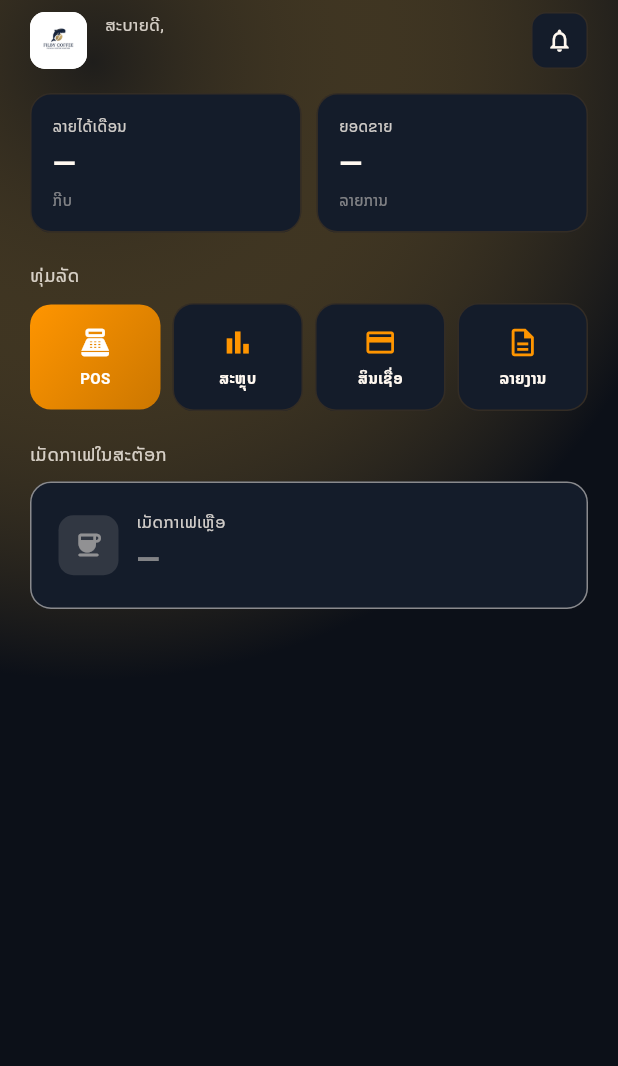
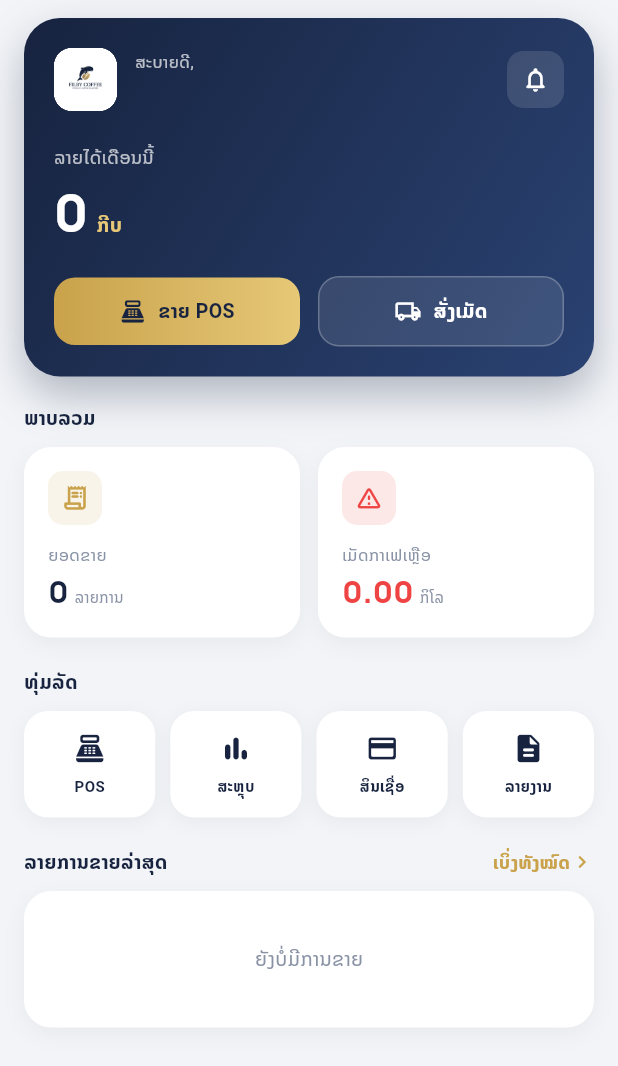
Before and after one commit to Banklil/filby_coffee, a Flutter app: the HomeScreen screen opened directly, on a phone screen of 412 x 824 dp. Shown: the top 1066 px of the screen. Run offline on Flutter 3.47's test engine with Material 3 defaults, Android fonts, the phone set to English and light mode, and no system bars; our stand-ins replace flutter_map, geolocator, google_fonts, image_picker, latlong2, shared_preferences; accounts and stored records are empty; network calls fail.

Commit message:
Redesign home screen (Filby navy+gold, card-based fintech style)
Navy gradient hero (income + POS/order actions), white stat cards
(sales count, bean stock), quick actions, recent-sales list. Light bg.
Palette from company logo: navy #17233F + gold #C9A24B.

Co-Authored-By: Claude Opus 4.8 <noreply@anthropic.com>

```diff
--- a/lib/screens/home_screen.dart
+++ b/lib/screens/home_screen.dart
@@ -1,11 +1,21 @@
 import 'dart:async';
 import 'package:flutter/material.dart';
 import 'package:google_fonts/google_fonts.dart';
-import '../theme.dart';
 import '../services/auth_service.dart';
 import 'pos_screen.dart';
 import 'credit_screen.dart';
 import 'sales_history_screen.dart';
+
+// ── Filby Coffee palette (from logo): deep navy + gold on light ──────────────
+const _navy = Color(0xFF17233F);
+const _navyGrad = Color(0xFF2A4272);
+const _gold = Color(0xFFC9A24B);
+const _goldSoft = Color(0xFFE6C877);
+const _lightBg = Color(0xFFF2F4F7);
+const _card = Color(0xFFFFFFFF);
+const _textDark = Color(0xFF17233F);
+const _muted = Color(0xFF8A93A6);
+const _green = Color(0xFF14B36A);
 
 class HomeScreen extends StatefulWidget {
   const HomeScreen({super.key});
@@ -16,6 +26,7 @@ class HomeScreen extends StatefulWidget {
 
 class _HomeScreenState extends State<HomeScreen> {
   Map<String, dynamic>? _summary;
+  List _recent = const [];
   bool _loading = true;
   Timer? _timer;
 
@@ -23,7 +34,6 @@ class _HomeScreenState extends State<HomeScreen> {
   void initState() {
     super.initState();
     _load();
-    // Auto-refresh so the dashboard stays close to real-time.
     _timer = Timer.periodic(const Duration(seconds: 20), (_) => _load());
   }
 
@@ -34,8 +44,17 @@ class _HomeScreenState extends State<HomeScreen> {
   }
 
   Future<void> _load() async {
-    final s = await AuthService.fetchSummary('month');
-    if (mounted) setState(() { _summary = s; _loading = false; });
+    final results = await Future.wait([
+      AuthService.fetchSummary('month'),
+      AuthService.fetchSales('week'),
+    ]);
+    if (!mounted) return;
+    setState(() {
+      _summary = results[0] as Map<String, dynamic>?;
+      final sales = results[1] as Map<String, dynamic>?;
+      _recent = (sales?['recent'] as List?) ?? const [];
+      _loading = false;
+    });
   }
 
   String _fmt(num n) {
@@ -48,284 +67,387 @@ class _HomeScreenState extends State<HomeScreen> {
     return buf.toString();
   }
 
+  String _time(String? iso) {
+    if (iso == null) return '';
+    final dt = DateTime.tryParse(iso)?.toLocal();
+    if (dt == null) return '';
+    String two(int n) => n.toString().padLeft(2, '0');
+    return '${two(dt.day)}/${two(dt.month)} ${two(dt.hour)}:${two(dt.minute)}';
+  }
+
+  num get _income => (_summary?['income'] as num?) ?? 0;
+  num get _count => (_summary?['sales_count'] as num?) ?? 0;
+  double get _kg => (_summary?['bean_balance_kg'] as num?)?.toDouble() ?? 0;
+
   @override
   Widget build(BuildContext context) {
     final shopName = AuthService.currentUser?.shopName ?? 'ຮ້ານຂອງຂ້ອຍ';
 
     return Scaffold(
-      backgroundColor: FilbyColors.bg,
-      body: Stack(
+      backgroundColor: _lightBg,
+      body: SafeArea(
+        bottom: false,
+        child: RefreshIndicator(
+          color: _navy,
+          onRefresh: _load,
+          child: ListView(
+            physics: const AlwaysScrollableScrollPhysics(),
+            padding: const EdgeInsets.fromLTRB(16, 12, 16, 110),
             children: [
-          Container(
-            decoration: const BoxDecoration(
-              gradient: RadialGradient(
-                center: Alignment(-0.7, -0.9),
-                radius: 1.0,
-                colors: [Color(0x1AC4963C), FilbyColors.bg],
+              _hero(context, shopName),
+              const SizedBox(height: 18),
+              _sectionTitle('ພາບລວມ'),
+              const SizedBox(height: 10),
+              _overviewCards(),
+              const SizedBox(height: 20),
+              _sectionTitle('ທຸ່ມລັດ'),
+              const SizedBox(height: 10),
+              _quickActions(context),
+              const SizedBox(height: 20),
+              Row(
+                children: [
+                  _sectionTitle('ລາຍການຂາຍລ່າສຸດ'),
+                  const Spacer(),
+                  GestureDetector(
+                    onTap: () => Navigator.push(context,
+                        MaterialPageRoute(builder: (_) => const SalesHistoryScreen())),
+                    child: Row(
+                      children: const [
+                        Text('ເບິ່ງທັງໝົດ',
+                            style: TextStyle(fontSize: 12, color: _gold, fontWeight: FontWeight.w600)),
+                        Icon(Icons.chevron_right, size: 16, color: _gold),
+                      ],
+                    ),
+                  ),
+                ],
+              ),
+              const SizedBox(height: 10),
+              _recentList(),
+            ],
           ),
         ),
       ),
-          SafeArea(
-            child: RefreshIndicator(
-              color: FilbyColors.primary,
-              onRefresh: _load,
-              child: ListView(
-              physics: const AlwaysScrollableScrollPhysics(),
-              padding: const EdgeInsets.symmetric(horizontal: 20),
+    );
+  }
+
+  // ── Hero balance card ─────────────────────────────────────────────────────
+  Widget _hero(BuildContext context, String shopName) {
+    return Container(
+      padding: const EdgeInsets.all(20),
+      decoration: BoxDecoration(
+        gradient: const LinearGradient(
+          begin: Alignment.topLeft,
+          end: Alignment.bottomRight,
+          colors: [_navy, _navyGrad],
+        ),
+        borderRadius: BorderRadius.circular(24),
+        boxShadow: [
+          BoxShadow(color: _navy.withOpacity(0.30), blurRadius: 24, offset: const Offset(0, 12)),
+        ],
+      ),
+      child: Column(
+        crossAxisAlignment: CrossAxisAlignment.start,
         children: [
-                const SizedBox(height: 8),
-                _buildHeader(context, shopName),
-                const SizedBox(height: 16),
-                _buildStatsGrid(),
-                const SizedBox(height: 20),
-                _buildSectionTitle('ທຸ່ມລັດ'),
-                const SizedBox(height: 10),
-                _buildQuickActions(context),
-                const SizedBox(height: 20),
-                _buildSectionTitle('ເມັດກາເຟໃນສະຕັອກ'),
-                const SizedBox(height: 10),
-                _buildStockCard(),
-                const SizedBox(height: 100),
+          Row(
+            children: [
+              Container(
+                width: 42, height: 42,
+                decoration: BoxDecoration(color: Colors.white, borderRadius: BorderRadius.circular(12)),
+                clipBehavior: Clip.hardEdge,
+                child: Image.asset('assets/logo.jpeg', fit: BoxFit.cover),
+              ),
+              const SizedBox(width: 12),
+              Expanded(
+                child: Column(
+                  crossAxisAlignment: CrossAxisAlignment.start,
+                  children: [
+                    const Text('ສະບາຍດີ,',
+                        style: TextStyle(fontSize: 11, color: Colors.white70)),
+                    Text(shopName,
+                        maxLines: 1, overflow: TextOverflow.ellipsis,
+                        style: GoogleFonts.notoSerifLao(
+                            fontSize: 16, fontWeight: FontWeight.w700, color: Colors.white)),
                   ],
                 ),
               ),
+              Container(
+                width: 38, height: 38,
+                decoration: BoxDecoration(
+                    color: Colors.white.withOpacity(0.12), borderRadius: BorderRadius.circular(11)),
+                child: const Icon(Icons.notifications_none_rounded, size: 19, color: Colors.white),
+              ),
+            ],
+          ),
+          const SizedBox(height: 22),
+          const Text('ລາຍໄດ້ເດືອນນີ້',
+              style: TextStyle(fontSize: 12, color: Colors.white70)),
+          const SizedBox(height: 4),
+          Row(
+            crossAxisAlignment: CrossAxisAlignment.baseline,
+            textBaseline: TextBaseline.alphabetic,
+            children: [
+              Text(_loading ? '…' : _fmt(_income),
+                  style: GoogleFonts.manrope(
+                      fontSize: 34, fontWeight: FontWeight.w800, color: Colors.white, letterSpacing: -0.5)),
+              const SizedBox(width: 6),
+              const Padding(
+                padding: EdgeInsets.only(bottom: 4),
+                child: Text('ກີບ', style: TextStyle(fontSize: 13, color: _goldSoft, fontWeight: FontWeight.w600)),
+              ),
+            ],
+          ),
+          const SizedBox(height: 18),
+          Row(
+            children: [
+              Expanded(
+                child: _heroBtn(
+                  label: 'ຂາຍ POS',
+                  icon: Icons.point_of_sale_rounded,
+                  filled: true,
+                  onTap: () async {
+                    await Navigator.push(context,
+                        MaterialPageRoute(builder: (_) => const PosScreen()));
+                    _load();
+                  },
+                ),
+              ),
+              const SizedBox(width: 12),
+              Expanded(
+                child: _heroBtn(
+                  label: 'ສັ່ງເມັດ',
+                  icon: Icons.local_shipping_outlined,
+                  filled: false,
+                  onTap: () => Navigator.push(context,
+                      MaterialPageRoute(builder: (_) => const CreditScreen())),
+                ),
+              ),
+            ],
           ),
         ],
       ),
     );
   }
 
-  Widget _buildHeader(BuildContext context, String shopName) {
+  Widget _heroBtn({
+    required String label,
+    required IconData icon,
+    required bool filled,
+    required VoidCallback onTap,
+  }) {
+    return GestureDetector(
+      onTap: onTap,
+      child: Container(
+        padding: const EdgeInsets.symmetric(vertical: 13),
+        decoration: BoxDecoration(
+          gradient: filled
+              ? const LinearGradient(colors: [_gold, _goldSoft])
+              : null,
+          color: filled ? null : Colors.white.withOpacity(0.10),
+          borderRadius: BorderRadius.circular(14),
+          border: filled ? null : Border.all(color: Colors.white24),
+        ),
+        child: Row(
+          mainAxisAlignment: MainAxisAlignment.center,
+          children: [
+            Icon(icon, size: 18, color: filled ? _navy : Colors.white),
+            const SizedBox(width: 8),
+            Text(label,
+                style: TextStyle(
+                    fontSize: 13,
+                    fontWeight: FontWeight.w700,
+                    color: filled ? _navy : Colors.white)),
+          ],
+        ),
+      ),
+    );
+  }
+
+  // ── Overview stat cards ───────────────────────────────────────────────────
+  Widget _overviewCards() {
+    final lowStock = _kg <= 1.0;
     return Row(
       children: [
-        Container(
-          width: 38,
-          height: 38,
-          decoration: BoxDecoration(
-            color: Colors.white,
-            borderRadius: BorderRadius.circular(10),
-          ),
-          child: ClipRRect(
-            borderRadius: BorderRadius.circular(10),
-            child: Image.asset('assets/logo.jpeg', fit: BoxFit.contain),
+        Expanded(
+          child: _statCard(
+            icon: Icons.receipt_long_rounded,
+            iconColor: _gold,
+            label: 'ຍອດຂາຍ',
+            value: _loading ? '…' : '${_fmt(_count)}',
+            sub: 'ລາຍການ',
           ),
         ),
         const SizedBox(width: 12),
-        Column(
-          crossAxisAlignment: CrossAxisAlignment.start,
-          children: [
-            const Text('ສະບາຍດີ,', style: TextStyle(fontSize: 11, color: FilbyColors.textSecondary)),
-            Text(
-              shopName,
-              style: GoogleFonts.notoSerifLao(
-                fontSize: 15,
-                fontWeight: FontWeight.w700,
-                color: FilbyColors.textPrimary,
-              ),
-            ),
-          ],
-        ),
-        const Spacer(),
-        Container(
-          width: 38,
-          height: 38,
-          decoration: BoxDecoration(
-            color: FilbyColors.surface,
-            borderRadius: BorderRadius.circular(10),
-            border: Border.all(color: FilbyColors.border),
-          ),
-          child: const Center(
-            child: Icon(Icons.notifications_outlined, size: 18, color: FilbyColors.textPrimary),
+        Expanded(
+          child: _statCard(
+            icon: lowStock ? Icons.warning_amber_rounded : Icons.coffee_rounded,
+            iconColor: lowStock ? const Color(0xFFEF4444) : _navy,
+            label: 'ເມັດກາເຟເຫຼືອ',
+            value: _loading ? '…' : _kg.toStringAsFixed(2),
+            sub: 'ກິໂລ',
+            valueColor: lowStock ? const Color(0xFFEF4444) : _textDark,
           ),
         ),
       ],
     );
   }
 
-  Widget _buildStatsGrid() {
-    final income = _summary?['income'];
-    final count = _summary?['sales_count'];
-    final incomeStr = _loading ? '…' : (income == null ? '—' : _fmt(income as num));
-    final countStr = _loading ? '…' : (count == null ? '—' : '$count');
+  Widget _statCard({
+    required IconData icon,
+    required Color iconColor,
+    required String label,
+    required String value,
+    required String sub,
+    Color? valueColor,
+  }) {
+    return Container(
+      padding: const EdgeInsets.all(16),
+      decoration: BoxDecoration(
+        color: _card,
+        borderRadius: BorderRadius.circular(18),
+        boxShadow: [BoxShadow(color: _navy.withOpacity(0.05), blurRadius: 12, offset: const Offset(0, 4))],
+      ),
+      child: Column(
+        crossAxisAlignment: CrossAxisAlignment.start,
+        children: [
+          Container(
+            width: 36, height: 36,
+            decoration: BoxDecoration(color: iconColor.withOpacity(0.12), borderRadius: BorderRadius.circular(10)),
+            child: Icon(icon, size: 19, color: iconColor),
+          ),
+          const SizedBox(height: 12),
+          Text(label, style: const TextStyle(fontSize: 11, color: _muted)),
+          const SizedBox(height: 2),
+          Row(
+            crossAxisAlignment: CrossAxisAlignment.baseline,
+            textBaseline: TextBaseline.alphabetic,
+            children: [
+              Text(value,
+                  style: GoogleFonts.manrope(
+                      fontSize: 20, fontWeight: FontWeight.w800, color: valueColor ?? _textDark)),
+              const SizedBox(width: 4),
+              Text(sub, style: const TextStyle(fontSize: 10, color: _muted)),
+            ],
+          ),
+        ],
+      ),
+    );
+  }
+
+  // ── Quick actions ─────────────────────────────────────────────────────────
+  Widget _quickActions(BuildContext context) {
+    final items = [
+      (_qi('POS', Icons.point_of_sale_rounded, () async {
+        await Navigator.push(context, MaterialPageRoute(builder: (_) => const PosScreen()));
+        _load();
+      })),
+      _qi('ສະຫຼຸບ', Icons.bar_chart_rounded, () => Navigator.push(context,
+          MaterialPageRoute(builder: (_) => const SalesHistoryScreen()))),
+      _qi('ສິນເຊື່ອ', Icons.credit_card_rounded, () => Navigator.push(context,
+          MaterialPageRoute(builder: (_) => const CreditScreen()))),
+      _qi('ລາຍງານ', Icons.description_rounded, null),
+    ];
     return Row(
       children: [
-        Expanded(child: _StatCard(label: 'ລາຍໄດ້ເດືອນ', value: incomeStr, sub: 'ກີບ')),
-        const SizedBox(width: 10),
-        Expanded(child: _StatCard(label: 'ຍອດຂາຍ', value: countStr, sub: 'ລາຍການ')),
+        for (int i = 0; i < items.length; i++) ...[
+          Expanded(child: items[i]),
+          if (i < items.length - 1) const SizedBox(width: 10),
+        ],
       ],
     );
   }
 
-  Widget _buildSectionTitle(String title) {
-    return Text(
-      title,
-      style: const TextStyle(fontSize: 12, color: FilbyColors.textSecondary, fontWeight: FontWeight.w500),
+  Widget _qi(String label, IconData icon, VoidCallback? onTap) {
+    return GestureDetector(
+      onTap: onTap,
+      child: Container(
+        padding: const EdgeInsets.symmetric(vertical: 14),
+        decoration: BoxDecoration(
+          color: _card,
+          borderRadius: BorderRadius.circular(16),
+          boxShadow: [BoxShadow(color: _navy.withOpacity(0.05), blurRadius: 10, offset: const Offset(0, 3))],
+        ),
+        child: Column(
+          children: [
+            Icon(icon, size: 22, color: _navy),
+            const SizedBox(height: 7),
+            Text(label,
+                style: const TextStyle(fontSize: 10, fontWeight: FontWeight.w600, color: _textDark)),
+          ],
+        ),
+      ),
     );
   }
 
-  Widget _buildQuickActions(BuildContext context) {
-    return Row(
+  // ── Recent transactions ───────────────────────────────────────────────────
+  Widget _recentList() {
+    if (_loading) {
+      return _wrapCard(const Padding(
+        padding: EdgeInsets.symmetric(vertical: 24),
+        child: Center(child: CircularProgressIndicator(color: _navy, strokeWidth: 2)),
+      ));
+    }
+    if (_recent.isEmpty) {
+      return _wrapCard(const Padding(
+        padding: EdgeInsets.symmetric(vertical: 22),
+        child: Center(child: Text('ຍັງບໍ່ມີການຂາຍ', style: TextStyle(fontSize: 13, color: _muted))),
+      ));
+    }
+    return _wrapCard(Column(
       children: [
-        Expanded(
-          child: _QuickTile(
-            label: 'POS',
-            icon: Icons.point_of_sale,
-            featured: true,
-            onTap: () async {
-              await Navigator.push(context,
-                  MaterialPageRoute(builder: (_) => const PosScreen()));
-              _load(); // refresh income / stock after selling
-            },
+        for (int i = 0; i < _recent.length && i < 8; i++) ...[
+          _recentRow(_recent[i] as Map<String, dynamic>),
+          if (i < _recent.length - 1 && i < 7)
+            const Divider(height: 18, thickness: 1, color: Color(0xFFEEF0F3)),
+        ],
+      ],
+    ));
+  }
+
+  Widget _wrapCard(Widget child) {
+    return Container(
+      padding: const EdgeInsets.symmetric(horizontal: 16, vertical: 14),
+      decoration: BoxDecoration(
+        color: _card,
+        borderRadius: BorderRadius.circular(18),
+        boxShadow: [BoxShadow(color: _navy.withOpacity(0.05), blurRadius: 12, offset: const Offset(0, 4))],
       ),
-        ),
-        const SizedBox(width: 8),
-        Expanded(
-          child: _QuickTile(
-            label: 'ສະຫຼຸບ',
-            icon: Icons.bar_chart_outlined,
-            onTap: () => Navigator.push(context,
-                MaterialPageRoute(builder: (_) => const SalesHistoryScreen())),
-          ),
-        ),
-        const SizedBox(width: 8),
-        Expanded(
-          child: _QuickTile(
-            label: 'ສິນເຊື່ອ',
-            icon: Icons.credit_card_outlined,
-            onTap: () => Navigator.push(context, MaterialPageRoute(builder: (_) => const CreditScreen())),
-          ),
-        ),
-        const SizedBox(width: 8),
-        const Expanded(child: _QuickTile(label: 'ລາຍງານ', icon: Icons.description_outlined)),
-      ],
+      child: child,
     );
   }
 
-  Widget _buildStockCard() {
-    final kg = (_summary?['bean_balance_kg'] as num?)?.toDouble();
-    final low = kg != null && kg <= 1.0;
-    final Color accent = kg == null
-        ? FilbyColors.textMuted
-        : (low ? const Color(0xFFEF4444) : FilbyColors.primary);
-    return Container(
-      padding: const EdgeInsets.all(18),
-      decoration: BoxDecoration(
-        color: FilbyColors.surface,
-        borderRadius: BorderRadius.circular(14),
-        border: Border.all(color: accent.withOpacity(0.5)),
-      ),
-      child: Row(
+  Widget _recentRow(Map<String, dynamic> s) {
+    final items = (s['items'] as List?) ?? const [];
+    final label = items
+        .whereType<Map>()
+        .map((it) => '${it['name']}×${it['qty']}')
+        .join(', ');
+    return Row(
       children: [
         Container(
           width: 40, height: 40,
-            decoration: BoxDecoration(
-              color: accent.withOpacity(0.12),
-              borderRadius: BorderRadius.circular(10),
-            ),
-            child: Icon(low ? Icons.warning_amber_rounded : Icons.coffee_rounded,
-                color: accent, size: 20),
+          decoration: BoxDecoration(color: _green.withOpacity(0.10), borderRadius: BorderRadius.circular(12)),
+          child: const Icon(Icons.arrow_downward_rounded, size: 18, color: _green),
         ),
         const SizedBox(width: 12),
         Expanded(
           child: Column(
             crossAxisAlignment: CrossAxisAlignment.start,
             children: [
-                const Text('ເມັດກາເຟເຫຼືອ',
-                    style: TextStyle(fontSize: 11, color: FilbyColors.textSecondary)),
+              Text(label.isEmpty ? 'ຂາຍໜ້າຮ້ານ' : label,
+                  maxLines: 1, overflow: TextOverflow.ellipsis,
+                  style: const TextStyle(fontSize: 13, fontWeight: FontWeight.w600, color: _textDark)),
               const SizedBox(height: 2),
-                Text(
-                  _loading ? '…' : (kg == null ? '—' : '${kg.toStringAsFixed(2)} kg'),
-                  style: TextStyle(
-                      fontSize: 20, fontWeight: FontWeight.w800, color: accent),
-                ),
+              Text(_time(s['created_at'] as String?),
+                  style: const TextStyle(fontSize: 11, color: _muted)),
             ],
           ),
         ),
-          if (low)
-            const Text('ໃກ້ໝົດ!',
-                style: TextStyle(
-                    fontSize: 12, fontWeight: FontWeight.w700, color: Color(0xFFEF4444))),
+        Text('+${_fmt((s['amount'] as num?) ?? 0)}',
+            style: GoogleFonts.manrope(fontSize: 14, fontWeight: FontWeight.w800, color: _green)),
       ],
-      ),
     );
   }
+
+  Widget _sectionTitle(String t) => Text(t,
+      style: const TextStyle(fontSize: 13, fontWeight: FontWeight.w700, color: _textDark));
 }
-
-class _StatCard extends StatelessWidget {
-  final String label;
-  final String value;
-  final String sub;
-  final Color? valueColor;
-
-  const _StatCard({required this.label, required this.value, required this.sub, this.valueColor});
-
-  @override
-  Widget build(BuildContext context) {
-    return Container(
-      padding: const EdgeInsets.all(14),
-      decoration: BoxDecoration(
-        color: FilbyColors.surface,
-        borderRadius: BorderRadius.circular(14),
-        border: Border.all(color: FilbyColors.border),
-      ),
-      child: Column(
-        crossAxisAlignment: CrossAxisAlignment.start,
-        children: [
-          Text(label, style: const TextStyle(fontSize: 10, color: FilbyColors.textSecondary)),
-          const SizedBox(height: 4),
-          Text(
-            value,
-            style: TextStyle(fontSize: 20, fontWeight: FontWeight.w700, color: valueColor ?? FilbyColors.textPrimary),
-          ),
-          const SizedBox(height: 2),
-          Text(sub, style: const TextStyle(fontSize: 10, color: FilbyColors.textMuted)),
-        ],
-      ),
-    );
-  }
-}
-
-class _QuickTile extends StatelessWidget {
-  final String label;
-  final IconData icon;
-  final bool featured;
-  final VoidCallback? onTap;
-
-  const _QuickTile({required this.label, required this.icon, this.featured = false, this.onTap});
-
-  @override
-  Widget build(BuildContext context) {
-    return GestureDetector(
-      onTap: onTap,
-      child: Container(
-        padding: const EdgeInsets.symmetric(vertical: 14, horizontal: 6),
-        decoration: BoxDecoration(
-          gradient: featured
-              ? const LinearGradient(
-                  begin: Alignment.topLeft,
-                  end: Alignment.bottomRight,
-                  colors: [FilbyColors.primary, FilbyColors.primaryDeep],
-                )
-              : null,
-          color: featured ? null : FilbyColors.surface,
-          borderRadius: BorderRadius.circular(14),
-          border: featured ? null : Border.all(color: FilbyColors.border),
-        ),
-        child: Column(
-          children: [
-            Icon(icon, size: 22, color: featured ? Colors.white : FilbyColors.primary),
-            const SizedBox(height: 6),
-            Text(
-              label,
-              style: TextStyle(
-                fontSize: 10,
-                fontWeight: FontWeight.w600,
-                color: featured ? Colors.white : FilbyColors.textPrimary,
-              ),
-            ),
-          ],
-        ),
-      ),
-    );
-  }
-}
```
Lines whose indentation alone changed are shown as unchanged.
